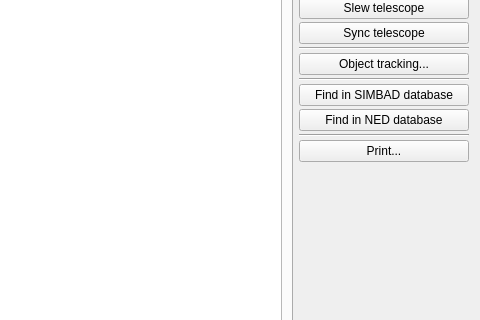
Before: the Qt Designer form cobjinfo.ui in PavelMr/skytechx, drawn with Qt 5; both pictures show x 284 to 764 and y 126 to 446 of the 764 by 622 pixel window.
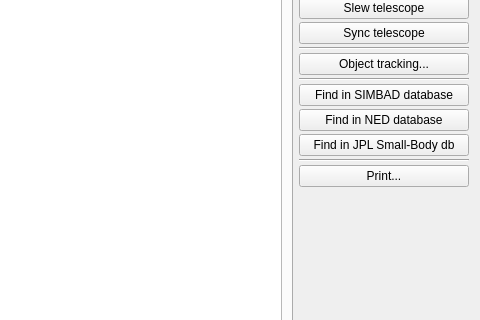
After: the same form once the commit is applied.

Patch:
```diff
--- a/cobjinfo.ui
+++ b/cobjinfo.ui
@@ -229,6 +229,16 @@
        </property>
       </widget>
      </item>
+     <item>
+      <widget class="QPushButton" name="pushButton_3">
+       <property name="enabled">
+        <bool>true</bool>
+       </property>
+       <property name="text">
+        <string>Find in JPL Small-Body db</string>
+       </property>
+      </widget>
+     </item>
      <item>
       <widget class="Line" name="line">
        <property name="orientation">
```
